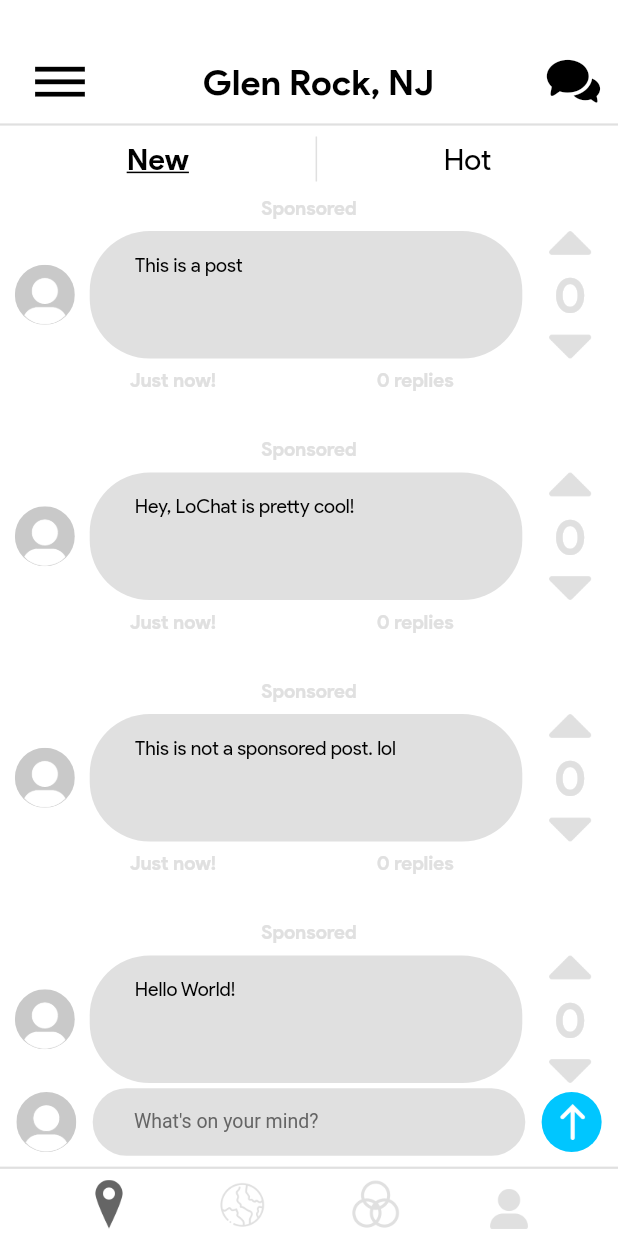
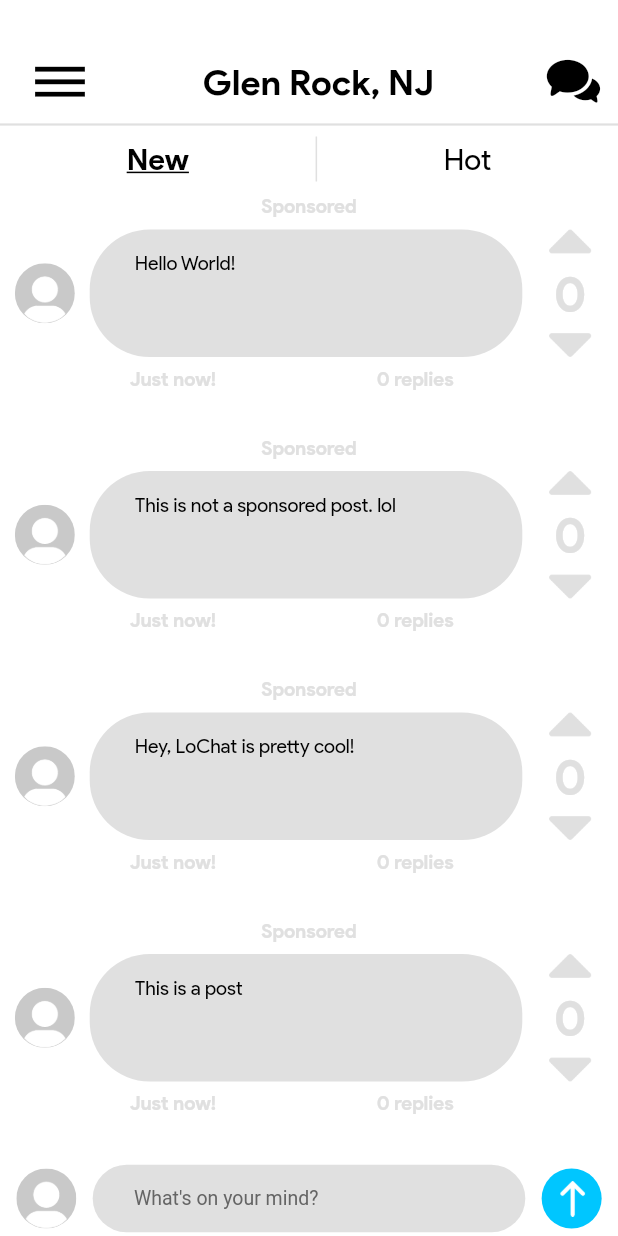
Before and after one commit to jackkellerk/lochat, a Flutter app: the screen it shows after launch, on a phone screen of 412 x 824 dp. Run offline on Flutter 3.47's test engine with Material 2 defaults, Android fonts, the phone set to English and light mode, and no system bars.

Commit message:
edited listview

```diff
--- a/lib/homeScreen.dart
+++ b/lib/homeScreen.dart
@@ -93,6 +93,7 @@ class HomeScreen extends StatelessWidget {
             ),
             new Expanded(
               child: new ListView(
+                reverse: true,
                 children: <Widget>[
                   // TODO: Dynamically instantiate comnents here
                   Comment(content: "This is a post"),
@@ -108,7 +109,7 @@ class HomeScreen extends StatelessWidget {
               ),
             ),
             new Padding(
-              padding: EdgeInsets.only(top: 2.5),
+              padding: EdgeInsets.only(top: 2.5, bottom: 2.5),
               child: new Row(
                 mainAxisAlignment: MainAxisAlignment.spaceEvenly,
                 children: <Widget>[
@@ -168,41 +169,6 @@ class HomeScreen extends StatelessWidget {
                 ],
               ),
             ),
-            new Divider(
-              thickness: 1.5,
-            ),
-            new Padding(
-              padding: EdgeInsets.only(bottom: 5.0),
-              child: new Row(
-                mainAxisAlignment: MainAxisAlignment.spaceEvenly,
-                children: <Widget>[
-                  new Image(
-                    image: AssetImage('assets/images/location_icon.png'),
-                    height: 32.5,
-                    width: 32.5,
-                    color: Color(0xff656565),
-                  ),
-                  new Image(
-                    image: AssetImage('assets/images/globe_icon.png'),
-                    height: 32.5,
-                    width: 32.5,
-                    color: Color(0xffe0e0e0),
-                  ),
-                  new Image(
-                    image: AssetImage('assets/images/group_icon.png'),
-                    height: 32.5,
-                    width: 32.5,
-                    color: Color(0xffe0e0e0),
-                  ),
-                  new Image(
-                    image: AssetImage('assets/images/anon_icon.png'),
-                    height: 32.5,
-                    width: 32.5,
-                    color: Color(0xffe0e0e0),
-                  ),
-                ],
-              ),
-            ),
           ],
         ),
       )
```
